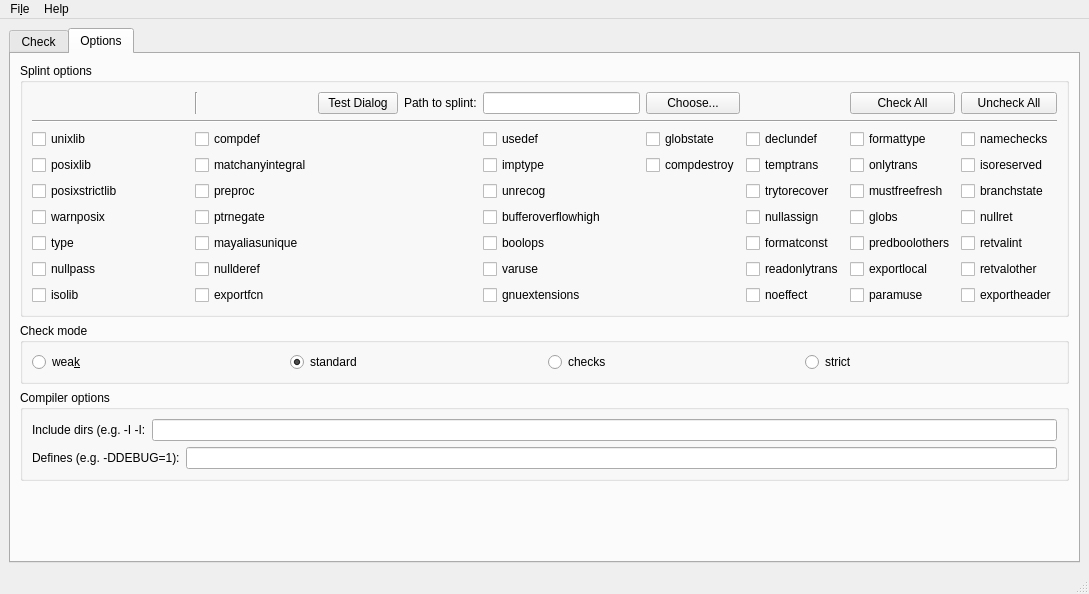
Above: scaper.ui from stdcerr/scaper before the change. Below: the same form after it.
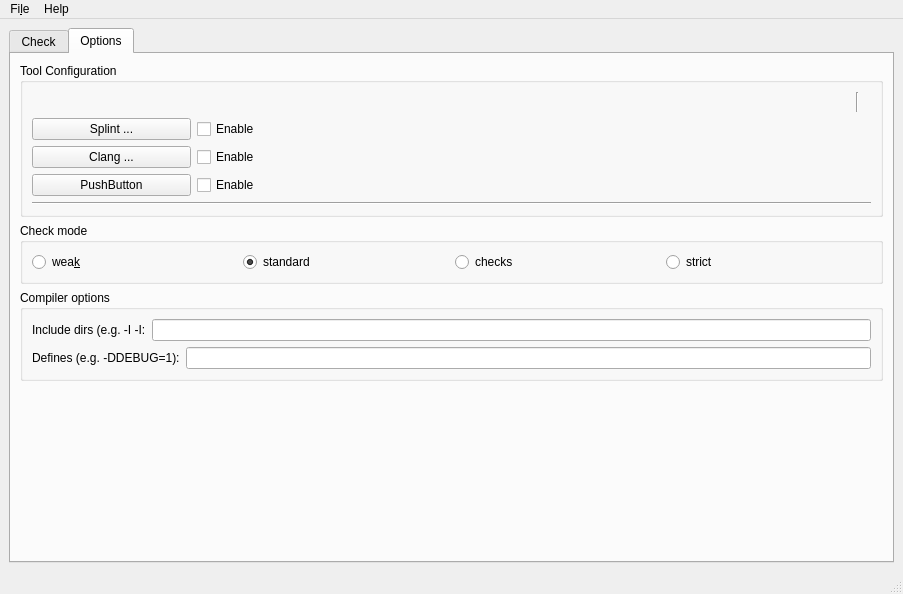
That is the form after the change. The open tabs and pages were chosen to show the change.

Commit message: worked on config dialog and cleaned up UI

Diff of the .ui file:
```diff
--- a/scaper.ui
+++ b/scaper.ui
@@ -6,7 +6,7 @@
    <rect>
     <x>0</x>
     <y>0</y>
-    <width>1089</width>
+    <width>903</width>
     <height>594</height>
    </rect>
   </property>
@@ -160,10 +160,10 @@
         <item row="0" column="0">
          <widget class="QGroupBox" name="SplintOptionsGroupBox">
           <property name="title">
-           <string>Splint options</string>
+           <string>Tool Configuration</string>
           </property>
           <layout class="QGridLayout" name="gridLayout_2">
-           <item row="0" column="1">
+           <item row="0" column="5">
             <widget class="Line" name="line_2">
              <property name="orientation">
               <enum>Qt::Vertical</enum>
@@ -171,348 +171,35 @@
             </widget>
            </item>
            <item row="0" column="3">
-            <widget class="QLabel" name="pathtosplintLabel">
-             <property name="text">
-              <string>Path to splint:</string>
-             </property>
-            </widget>
-           </item>
-           <item row="11" column="8">
-            <widget class="QCheckBox" name="nullretCheckBox">
-             <property name="text">
-              <string>nullret</string>
-             </property>
-            </widget>
-           </item>
-           <item row="0" column="5">
-            <widget class="QPushButton" name="pathtosplintPushButton">
-             <property name="text">
-              <string>Choose...</string>
-             </property>
-            </widget>
-           </item>
-           <item row="13" column="4">
-            <widget class="QCheckBox" name="varuseCheckBox">
-             <property name="text">
-              <string>varuse</string>
-             </property>
-            </widget>
-           </item>
-           <item row="5" column="1">
-            <widget class="QCheckBox" name="compdefCheckBox">
-             <property name="text">
-              <string>compdef</string>
-             </property>
-            </widget>
-           </item>
-           <item row="5" column="4">
-            <widget class="QCheckBox" name="usedefCheckBox">
-             <property name="text">
-              <string>usedef</string>
-             </property>
-            </widget>
-           </item>
-           <item row="7" column="1">
-            <widget class="QCheckBox" name="matchanyintegralCheckBox">
-             <property name="text">
-              <string>matchanyintegral</string>
-             </property>
-            </widget>
-           </item>
-           <item row="7" column="4">
-            <widget class="QCheckBox" name="imptypeCheckBox">
-             <property name="text">
-              <string>imptype</string>
-             </property>
-            </widget>
-           </item>
-           <item row="11" column="1">
-            <widget class="QCheckBox" name="ptrnegateCheckBox">
-             <property name="text">
-              <string>ptrnegate</string>
-             </property>
-            </widget>
-           </item>
-           <item row="11" column="4">
-            <widget class="QCheckBox" name="bufferoverflowhighCheckBox">
-             <property name="text">
-              <string>bufferoverflowhigh</string>
-             </property>
-            </widget>
-           </item>
-           <item row="7" column="6">
-            <widget class="QCheckBox" name="temptransCheckBox">
-             <property name="text">
-              <string>temptrans</string>
-             </property>
-            </widget>
-           </item>
-           <item row="12" column="0">
-            <widget class="QCheckBox" name="typeCheckBox">
-             <property name="text">
-              <string>type</string>
-             </property>
-            </widget>
-           </item>
-           <item row="12" column="1">
-            <widget class="QCheckBox" name="mayaliasuniqueCheckBox">
-             <property name="text">
-              <string>mayaliasunique</string>
-             </property>
-            </widget>
-           </item>
-           <item row="10" column="6">
-            <widget class="QCheckBox" name="trytorecoverCheckBox">
-             <property name="text">
-              <string>trytorecover</string>
-             </property>
-            </widget>
-           </item>
-           <item row="2" column="0" colspan="9">
-            <widget class="Line" name="line">
+            <spacer name="horizontalSpacer_3">
              <property name="orientation">
               <enum>Qt::Horizontal</enum>
              </property>
-            </widget>
-           </item>
-           <item row="12" column="4">
-            <widget class="QCheckBox" name="boolopsCheckBox">
-             <property name="text">
-              <string>boolops</string>
+             <property name="sizeHint" stdset="0">
+              <size>
+               <width>40</width>
+               <height>20</height>
+              </size>
              </property>
-            </widget>
-           </item>
-           <item row="13" column="0">
-            <widget class="QCheckBox" name="nullpassCheckBox">
-             <property name="text">
-              <string>nullpass</string>
-             </property>
-            </widget>
+            </spacer>
            </item>
            <item row="0" column="4">
-            <widget class="QLineEdit" name="pathtosplintLineEdit"/>
-           </item>
-           <item row="13" column="1">
-            <widget class="QCheckBox" name="nullderefCheckBox">
-             <property name="text">
-              <string>nullderef</string>
+            <spacer name="horizontalSpacer_2">
+             <property name="orientation">
+              <enum>Qt::Horizontal</enum>
              </property>
-            </widget>
-           </item>
-           <item row="7" column="5">
-            <widget class="QCheckBox" name="compdestroyCheckBox">
-             <property name="text">
-              <string>compdestroy</string>
+             <property name="sizeHint" stdset="0">
+              <size>
+               <width>40</width>
+               <height>20</height>
+              </size>
              </property>
-            </widget>
+            </spacer>
            </item>
-           <item row="5" column="5">
-            <widget class="QCheckBox" name="globstateCheckBox">
-             <property name="text">
-              <string>globstate</string>
-             </property>
-            </widget>
-           </item>
-           <item row="5" column="7">
-            <widget class="QCheckBox" name="formattypeCheckBox">
-             <property name="text">
-              <string>formattype</string>
-             </property>
-            </widget>
-           </item>
-           <item row="7" column="7">
-            <widget class="QCheckBox" name="onlytransCheckBox">
-             <property name="text">
-              <string>onlytrans</string>
-             </property>
-            </widget>
-           </item>
-           <item row="11" column="7">
-            <widget class="QCheckBox" name="globsCheckBox">
-             <property name="text">
-              <string>globs</string>
-             </property>
-            </widget>
-           </item>
-           <item row="13" column="7">
-            <widget class="QCheckBox" name="exportlocalCheckBox">
-             <property name="text">
-              <string>exportlocal</string>
-             </property>
-            </widget>
-           </item>
-           <item row="7" column="0">
-            <widget class="QCheckBox" name="posixlibCheckBox">
-             <property name="text">
-              <string>posixlib</string>
-             </property>
-            </widget>
-           </item>
-           <item row="5" column="0">
-            <widget class="QCheckBox" name="unixlibCheckBox">
-             <property name="text">
-              <string>unixlib</string>
-             </property>
-            </widget>
-           </item>
-           <item row="11" column="0">
-            <widget class="QCheckBox" name="warnposixCheckBox">
-             <property name="text">
-              <string>warnposix</string>
-             </property>
-            </widget>
-           </item>
-           <item row="10" column="0">
-            <widget class="QCheckBox" name="posixstrictlibCheckBox">
-             <property name="text">
-              <string>posixstrictlib</string>
-             </property>
-            </widget>
-           </item>
-           <item row="10" column="1">
-            <widget class="QCheckBox" name="preprocCheckBox">
-             <property name="text">
-              <string>preproc</string>
-             </property>
-            </widget>
-           </item>
-           <item row="10" column="7">
-            <widget class="QCheckBox" name="mustfreefreshCheckBox">
-             <property name="text">
-              <string>mustfreefresh</string>
-             </property>
-            </widget>
-           </item>
-           <item row="10" column="8">
-            <widget class="QCheckBox" name="branchstateCheckBox">
-             <property name="text">
-              <string>branchstate</string>
-             </property>
-            </widget>
-           </item>
-           <item row="10" column="4">
-            <widget class="QCheckBox" name="unrecogCheckBox">
-             <property name="text">
-              <string>unrecog</string>
-             </property>
-            </widget>
-           </item>
-           <item row="13" column="8">
-            <widget class="QCheckBox" name="retvalotherCheckBox">
-             <property name="text">
-              <string>retvalother</string>
-             </property>
-            </widget>
-           </item>
-           <item row="12" column="8">
-            <widget class="QCheckBox" name="retvalintCheckBox">
-             <property name="text">
-              <string>retvalint</string>
-             </property>
-            </widget>
-           </item>
-           <item row="12" column="7">
-            <widget class="QCheckBox" name="predboolothersCheckBox">
-             <property name="text">
-              <string>predboolothers</string>
-             </property>
-            </widget>
-           </item>
-           <item row="5" column="8">
-            <widget class="QCheckBox" name="namechecksCheckBox">
-             <property name="text">
-              <string>namechecks</string>
-             </property>
-            </widget>
-           </item>
-           <item row="7" column="8">
-            <widget class="QCheckBox" name="isoreservedCheckBox">
-             <property name="text">
-              <string>isoreserved</string>
-             </property>
-            </widget>
-           </item>
-           <item row="14" column="0">
-            <widget class="QCheckBox" name="isolibCheckBox">
-             <property name="text">
-              <string>isolib</string>
-             </property>
-            </widget>
-           </item>
-           <item row="14" column="1">
-            <widget class="QCheckBox" name="exportfcnCheckBox">
-             <property name="text">
-              <string>exportfcn</string>
-             </property>
-            </widget>
-           </item>
-           <item row="14" column="4">
-            <widget class="QCheckBox" name="gnuextensionsCheckBox">
-             <property name="text">
-              <string>gnuextensions</string>
-             </property>
-            </widget>
-           </item>
-           <item row="14" column="8">
-            <widget class="QCheckBox" name="exportheaderCheckBox">
-             <property name="text">
-              <string>exportheader</string>
-             </property>
-            </widget>
-           </item>
-           <item row="14" column="7">
-            <widget class="QCheckBox" name="paramuseCheckBox">
-             <property name="text">
-              <string>paramuse</string>
-             </property>
-            </widget>
-           </item>
-           <item row="5" column="6">
-            <widget class="QCheckBox" name="declundefCheckBox">
-             <property name="text">
-              <string>declundef</string>
-             </property>
-            </widget>
-           </item>
-           <item row="11" column="6">
-            <widget class="QCheckBox" name="nullassignCheckBox">
-             <property name="text">
-              <string>nullassign</string>
-             </property>
-            </widget>
-           </item>
-           <item row="12" column="6">
-            <widget class="QCheckBox" name="formatconstCheckBox">
-             <property name="text">
-              <string>formatconst</string>
-             </property>
-            </widget>
-           </item>
-           <item row="14" column="6">
-            <widget class="QCheckBox" name="noeffectCheckBox">
-             <property name="text">
-              <string>noeffect</string>
-             </property>
-            </widget>
-           </item>
-           <item row="13" column="6">
-            <widget class="QCheckBox" name="readonlytransCheckBox">
-             <property name="text">
-              <string>readonlytrans</string>
-             </property>
-            </widget>
-           </item>
-           <item row="0" column="8">
-            <widget class="QPushButton" name="uncheckallPushButton">
-             <property name="text">
-              <string>Uncheck All</string>
-             </property>
-            </widget>
-           </item>
-           <item row="0" column="7">
-            <widget class="QPushButton" name="checkallPushButton">
-             <property name="text">
-              <string>Check All</string>
+           <item row="4" column="0" colspan="8">
+            <widget class="Line" name="line">
+             <property name="orientation">
+              <enum>Qt::Horizontal</enum>
              </property>
             </widget>
            </item>
@@ -529,10 +216,71 @@
              </property>
             </spacer>
            </item>
+           <item row="2" column="0">
+            <widget class="QPushButton" name="pushButton">
+             <property name="text">
+              <string>Clang ...</string>
+             </property>
+            </widget>
+           </item>
+           <item row="1" column="0">
+            <widget class="QPushButton" name="SplintDialogPushButton">
+             <property name="text">
+              <string>Splint ...</string>
+             </property>
+            </widget>
+           </item>
            <item row="0" column="2">
-            <widget class="QPushButton" name="dialogPushButton">
+            <spacer name="horizontalSpacer_4">
+             <property name="orientation">
+              <enum>Qt::Horizontal</enum>
+             </property>
+             <property name="sizeHint" stdset="0">
+              <size>
+               <width>40</width>
+               <height>20</height>
+              </size>
+             </property>
+            </spacer>
+           </item>
+           <item row="0" column="1">
+            <spacer name="horizontalSpacer_5">
+             <property name="orientation">
+              <enum>Qt::Horizontal</enum>
+             </property>
+             <property name="sizeHint" stdset="0">
+              <size>
+               <width>40</width>
+               <height>20</height>
+              </size>
+             </property>
+            </spacer>
+           </item>
+           <item row="3" column="0">
+            <widget class="QPushButton" name="pushButton_2">
              <property name="text">
-              <string>Test Dialog</string>
+              <string>PushButton</string>
+             </property>
+            </widget>
+           </item>
+           <item row="1" column="1">
+            <widget class="QCheckBox" name="checkBox">
+             <property name="text">
+              <string>Enable</string>
+             </property>
+            </widget>
+           </item>
+           <item row="2" column="1">
+            <widget class="QCheckBox" name="checkBox_2">
+             <property name="text">
+              <string>Enable</string>
+             </property>
+            </widget>
+           </item>
+           <item row="3" column="1">
+            <widget class="QCheckBox" name="checkBox_3">
+             <property name="text">
+              <string>Enable</string>
              </property>
             </widget>
            </item>
@@ -551,7 +299,7 @@
     <rect>
      <x>0</x>
      <y>0</y>
-     <width>1089</width>
+     <width>903</width>
      <height>24</height>
     </rect>
    </property>
```
Left out of the diff: 19 changed lines with no effect on the pictures. The commit also changes 8 other files.
